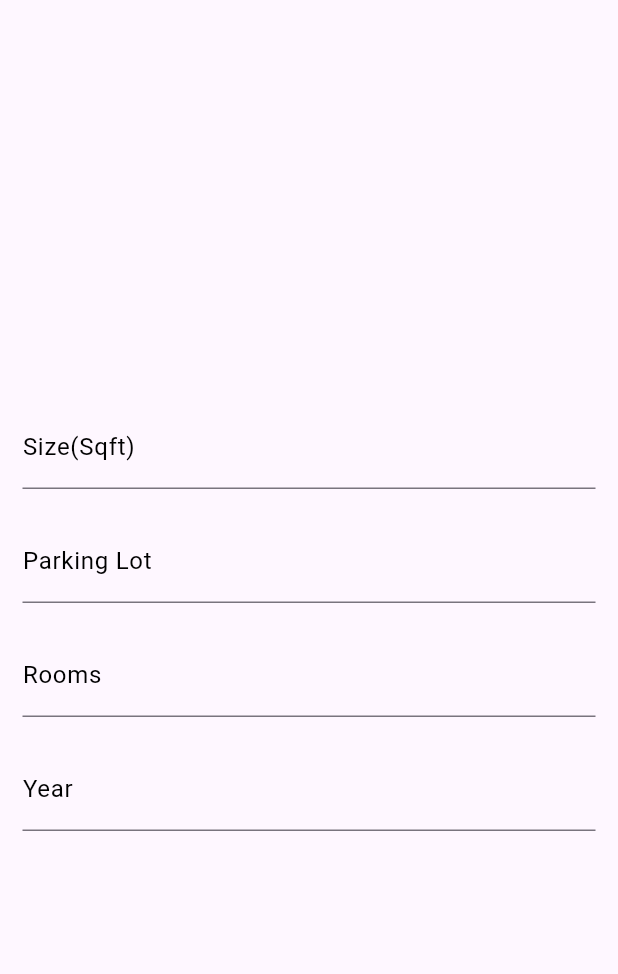
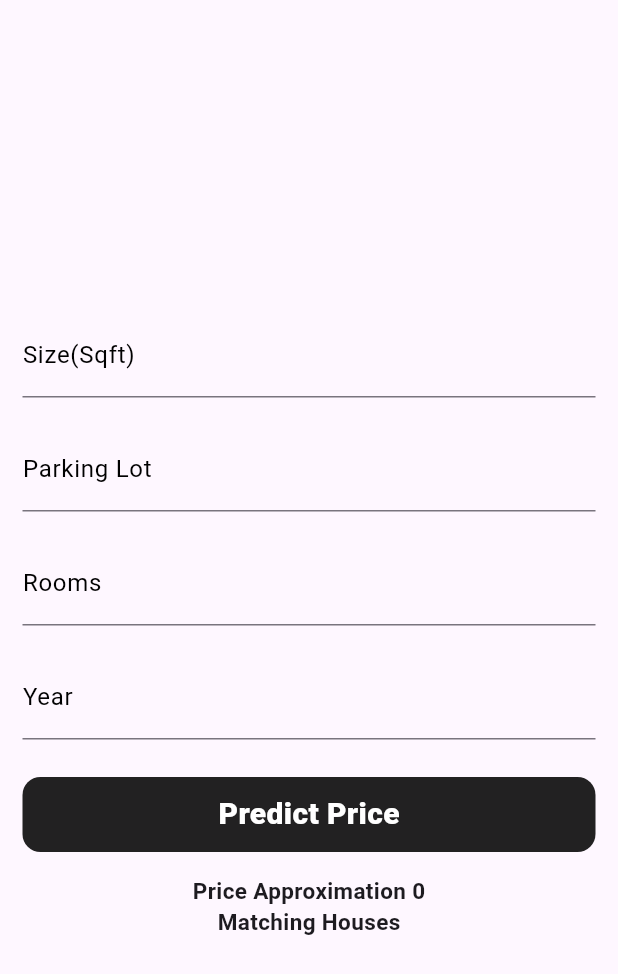
Before and after one commit to sandei-travolta/house_predictor_ui, a Flutter app: the HouseListingpage screen opened directly, on a phone screen of 412 x 824 dp. Shown: the top 974 px of the screen. Run offline on Flutter 3.47's test engine with Material 3 defaults, Android fonts, the phone set to English and light mode, and no system bars; our stand-ins replace cloud_firestore, firebase_auth, get; accounts and stored records are empty.

Commit message:
predict prices

```diff
--- a/lib/Src/Screens/HousesPage/index.dart
+++ b/lib/Src/Screens/HousesPage/index.dart
@@ -6,12 +6,14 @@ class HouseListingpage extends StatelessWidget {
   TextEditingController parkingLotController=TextEditingController();
   TextEditingController roomsController=TextEditingController();
   TextEditingController yearBuitController=TextEditingController();
+  int price=0;
   @override
   Widget build(BuildContext context) {
     return Scaffold(
       resizeToAvoidBottomInset: false,
       body: Column(
         mainAxisAlignment: MainAxisAlignment.center,
+        crossAxisAlignment: CrossAxisAlignment.center,
         children: [
           NumberTextFormField(
               emailController: sizeController,
@@ -33,6 +35,37 @@ class HouseListingpage extends StatelessWidget {
               labelText: "Year",
               hintText: "Year Built"
           ),
+          Padding(
+            padding: const EdgeInsets.all(15.0),
+            child: Container(
+              height: 50,
+              decoration: BoxDecoration(
+                  borderRadius: BorderRadius.circular(12),
+                  color: Colors.black87
+              ),
+              child: Center(
+                child: Text("Predict Price",style: TextStyle(
+                    fontSize: 20,
+                    color: Colors.white,
+                    fontWeight: FontWeight.w800
+                ),),
+              ),
+            ),
+          ),
+          Text(
+            "Price Approximation ${price}",
+          style: TextStyle(
+            fontSize: 15,
+            fontWeight: FontWeight.w600
+          ),
+          ),
+      Text(
+        "Matching Houses",
+        style: TextStyle(
+            fontSize: 15,
+            fontWeight: FontWeight.w600
+        )
+      ),
         ],
       ),
     );
--- /dev/null
+++ b/lib/constants.dart
@@ -0,0 +1 @@
+const String apiUrl="";
--- a/pubspec.yaml
+++ b/pubspec.yaml
@@ -39,6 +39,7 @@ dependencies:
   firebase_core: ^3.2.0
   firebase_auth: ^5.1.2
   get: ^4.6.6
+  http: ^1.2.2
 
 dev_dependencies:
   flutter_test:
```
Also changed, not shown: lib/Src/Controllers/httpControler.dart (added, +25 -0 lines), pubspec.lock.
